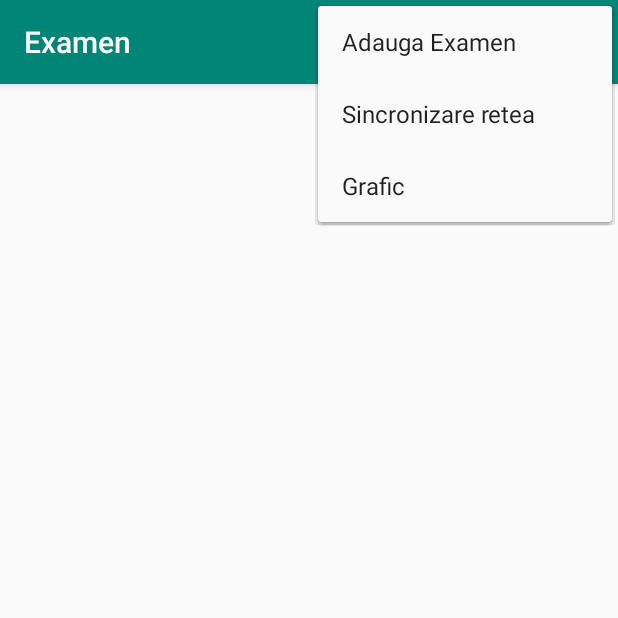
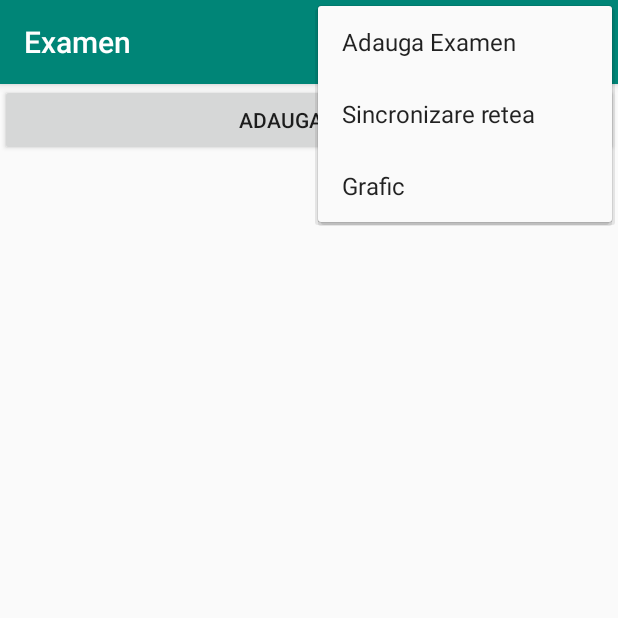
Before and after one commit to ioanaandreeab/AndroidExam, an Android app: the screen it shows after launch (MainActivity), with the options menu open, on a phone screen of 412 x 824 dp, the top half of it. Run offline under Robolectric (Android 15) with nearby library versions, the phone set to English and light mode, and no system bars; our stand-ins replace Room's generated code.

Commit message:
added examen subj completely solved

```diff
--- a/sub5_2019_examen/app/build.gradle
+++ b/sub5_2019_examen/app/build.gradle
@@ -26,4 +26,6 @@ dependencies {
     testImplementation 'junit:junit:4.12'
     androidTestImplementation 'androidx.test.ext:junit:1.1.1'
     androidTestImplementation 'androidx.test.espresso:espresso-core:3.2.0'
+    implementation 'android.arch.persistence.room:runtime:1.0.0-alpha1'
+    annotationProcessor 'android.arch.persistence.room:compiler:1.0.0-alpha1'
 }
--- a/sub5_2019_examen/app/src/main/AndroidManifest.xml
+++ b/sub5_2019_examen/app/src/main/AndroidManifest.xml
@@ -1,6 +1,8 @@
 <?xml version="1.0" encoding="utf-8"?>
 <manifest xmlns:android="http://schemas.android.com/apk/res/android"
     package="com.example.examen">
+
+    <uses-permission android:name="android.permission.INTERNET" />
 
     <application
         android:allowBackup="true"
@@ -9,7 +11,8 @@
         android:roundIcon="@mipmap/ic_launcher_round"
         android:supportsRtl="true"
         android:theme="@style/AppTheme">
-        <activity android:name=".AdaugaExamenActivity"></activity>
+        <activity android:name=".ChartActivity"></activity>
+        <activity android:name=".AdaugaExamenActivity" />
         <activity android:name=".MainActivity">
             <intent-filter>
                 <action android:name="android.intent.action.MAIN" />
--- /dev/null
+++ b/sub5_2019_examen/app/src/main/java/com/example/examen/ExamenDAO.java
@@ -0,0 +1,16 @@
+package com.example.examen;
+
+import androidx.room.Dao;
+import androidx.room.Insert;
+import androidx.room.Query;
+
+import java.util.List;
+
+@Dao
+public interface ExamenDAO {
+    @Insert
+    long insertExameninBD(Examen examen);
+
+    @Query("SELECT * FROM examene;")
+    List<Examen> selectAllExamene();
+}
--- /dev/null
+++ b/sub5_2019_examen/app/src/main/java/com/example/examen/ExamenDatabase.java
@@ -0,0 +1,9 @@
+package com.example.examen;
+
+import androidx.room.Database;
+import androidx.room.RoomDatabase;
+
+@Database(entities = Examen.class,version = 1,exportSchema = false)
+public abstract class ExamenDatabase extends RoomDatabase {
+    public abstract ExamenDAO getExamenDAO();
+}
--- a/sub5_2019_examen/app/src/main/res/layout/activity_main.xml
+++ b/sub5_2019_examen/app/src/main/res/layout/activity_main.xml
@@ -13,4 +13,12 @@
         android:id="@+id/LVExamene">
     </ListView>
 
+    <Button
+        android:layout_width="match_parent"
+        android:layout_height="wrap_content"
+        android:text="@string/adauga_in_bd"
+        android:id="@+id/BTNAddInDB"
+        android:onClick="adaugaExameneInBD">
+    </Button>
+
 </LinearLayout>
--- a/sub5_2019_examen/app/src/main/res/values/strings.xml
+++ b/sub5_2019_examen/app/src/main/res/values/strings.xml
@@ -19,4 +19,5 @@
     <string name="da">Da</string>
     <string name="nu">Nu</string>
     <string name="renuntat">Ati renuntat la stergere</string>
+    <string name="adauga_in_bd">Adauga in BD</string>
 </resources>
```
Also changed, not shown: sub5_2019_examen/app/src/main/java/com/example/examen/ChartActivity.java (added, +57 -0 lines), sub5_2019_examen/app/src/main/java/com/example/examen/Examen.java (+11 -0 lines), sub5_2019_examen/app/src/main/java/com/example/examen/MainActivity.java (+93 -0 lines), sub5_2019_examen/app/src/main/res/layout/activity_chart.xml (added, +9 -0 lines).
